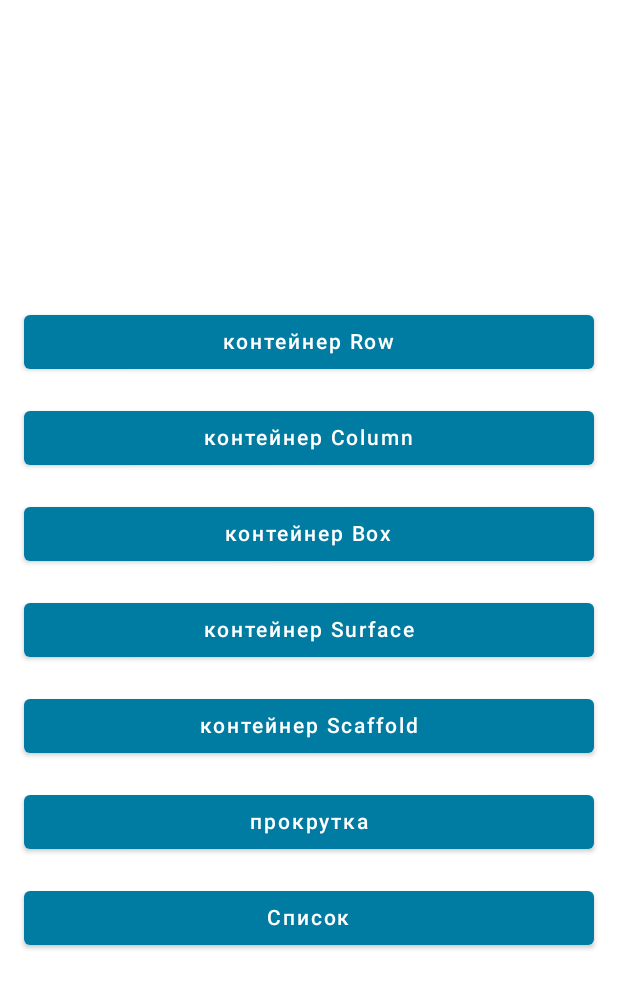
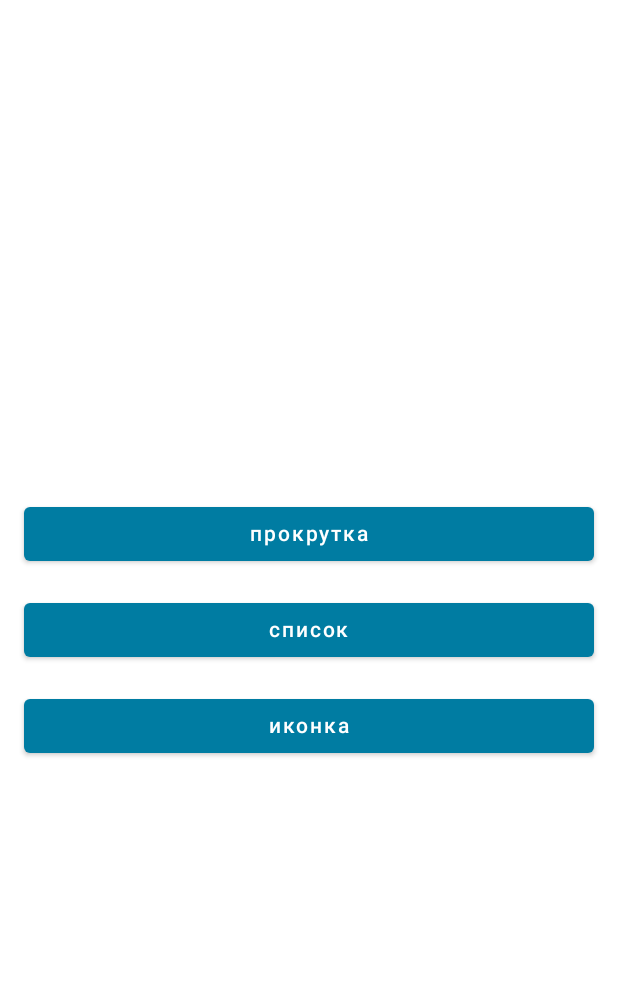
Before and after one commit to iiqsyx/laba3_kt, an Android app built with Jetpack Compose: the screen it shows after launch (MainActivity), on a phone screen of 412 x 824 dp. Shown: the top 988 px of the screen. Run offline under Robolectric (Android 15) with nearby library versions, the phone set to English and light mode, and no system bars.

Commit message:
featback: Grid completed

```diff
--- a/app/src/main/java/com/raywenderlich/android/lab1/screens/NavigationScreen.kt
+++ b/app/src/main/java/com/raywenderlich/android/lab1/screens/NavigationScreen.kt
@@ -28,13 +28,9 @@ fun NavigationScreen() {
             verticalArrangement = Arrangement.Center,
             horizontalAlignment = Alignment.CenterHorizontally
         ) {
-            NavigationButton(stringResource(id = R.string.row_container), Screen.Row)
-            NavigationButton(stringResource(id = R.string.column_container), Screen.Column)
-            NavigationButton(stringResource(id = R.string.box_container), Screen.Box)
-            NavigationButton(stringResource(id = R.string.surface_container), Screen.Surface)
-            NavigationButton(stringResource(id = R.string.scaffold_container), Screen.Scaffold)
             NavigationButton(stringResource(id = R.string.scrolling_screen), Screen.Scrolling)
             NavigationButton(stringResource(id = R.string.list), Screen.List)
+            NavigationButton(stringResource(id = R.string.grid_icon), Screen.Grid)
         }
     }
 }
--- a/app/src/main/res/values/strings.xml
+++ b/app/src/main/res/values/strings.xml
@@ -31,7 +31,8 @@
     <string name="kot">Изучение Kotlin</string>
     <string name="corutine">Корутины в Kotlin</string>
     <string name="cover">Обложки книг</string>
-    <string name="list">Список</string>
+    <string name="list">список</string>
+    <string name="grid_icon">иконка</string>
 
 
 </resources>
```
Also changed, not shown: app/src/main/java/com/raywenderlich/android/lab1/screens/GridScreen.kt (+63 -7 lines).
